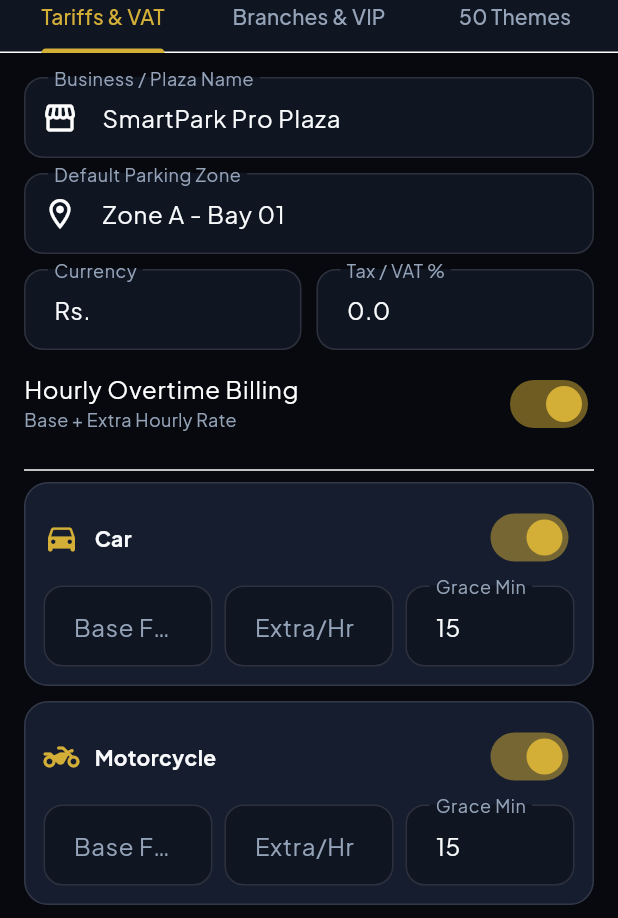
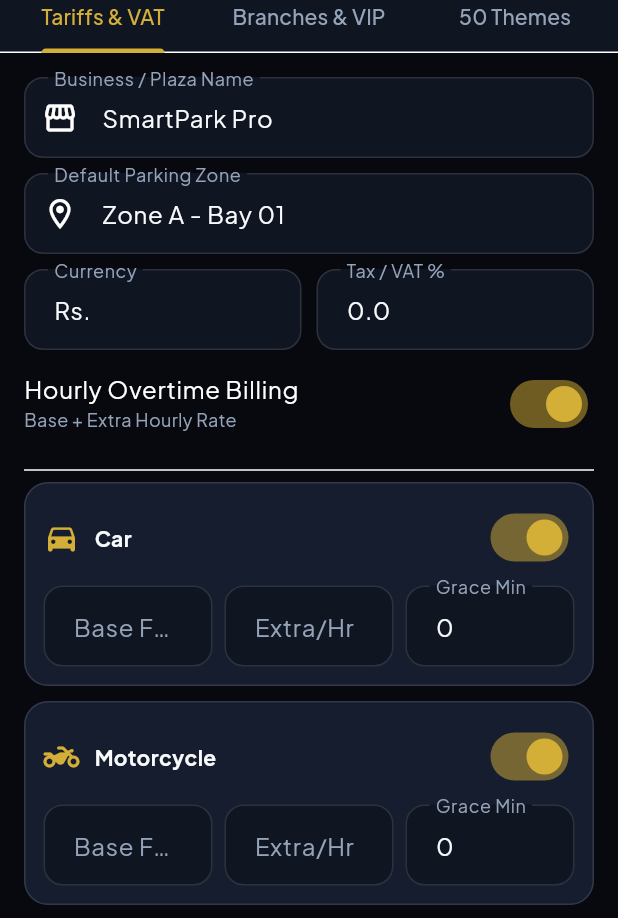
Before and after one commit to MuhammadUmairSattar/Smart-Park, a Flutter app: the SettingsScreen screen opened directly, on a phone screen of 412 x 824 dp. Shown: the part 142-1060 px from the top of the screen. Run offline on Flutter 3.47's test engine with Material 3 defaults, Android fonts, the phone set to English and light mode, and no system bars; our stand-ins replace connectivity_plus, dio, flutter_riverpod, flutter_secure_storage, google_fonts, image_picker and 5 more; missing offline and left inert: google_mlkit_text_recognition, mobile_scanner; accounts and stored records are empty.

Commit message:
Modify grace minutes and branch configurations
Updated grace minutes to 0 and modified branch names in BusinessSettings. Adjusted subtotal calculation to account for grace period.

```diff
--- a/lib/features/parking/parking_logic.dart
+++ b/lib/features/parking/parking_logic.dart
@@ -149,7 +149,7 @@ class VehicleRateConfig {
   const VehicleRateConfig({
     this.baseFee = 0,
     this.hourlyRate = 0,
-    this.graceMinutes = 15,
+    this.graceMinutes = 0,
     this.enabled = true,
   });
 
@@ -164,7 +164,7 @@ class VehicleRateConfig {
       VehicleRateConfig(
         baseFee: (j['baseFee'] as num?)?.toDouble() ?? 0,
         hourlyRate: (j['hourlyRate'] as num?)?.toDouble() ?? 0,
-        graceMinutes: (j['graceMinutes'] as num?)?.toInt() ?? 15,
+        graceMinutes: (j['graceMinutes'] as num?)?.toInt() ?? 0,
         enabled: j['enabled'] as bool? ?? true,
       );
 }
@@ -174,10 +174,10 @@ class BranchConfig {
   final String name;
   const BranchConfig({required this.id, required this.name});
 
-  Map<String, dynamic> toJson() => {'id': id, 'name': name};
+  Map<String, dynamic> toJson() => {'id': id, 'GATE2': name};
   factory BranchConfig.fromJson(Map<String, dynamic> j) => BranchConfig(
         id: j['id'] as String? ?? 'MAIN',
-        name: j['name'] as String? ?? 'Main Plaza',
+        name: j['name'] as String? ?? 'Main Gate',
       );
 }
 
@@ -207,7 +207,7 @@ class BusinessSettings {
   });
 
   factory BusinessSettings.initial() => BusinessSettings(
-        businessName: 'SmartPark Pro Plaza',
+        businessName: 'SmartPark Pro',
         currency: 'Rs.',
         defaultSlot: 'Zone A - Bay 01',
         hourlyBilling: true,
@@ -216,13 +216,13 @@ class BusinessSettings {
         designStyleIndex: 0,
         activeBranchId: 'MAIN',
         branches: const [
-          BranchConfig(id: 'MAIN', name: 'Main Plaza'),
-          BranchConfig(id: 'NORTH', name: 'North Gate Lot'),
+          BranchConfig(id: 'MAIN', name: 'Main Gate'),
+          BranchConfig(id: 'GATE2', name: 'GATE 02'),
         ],
         rates: {
           for (final v in VehicleType.values)
             v: const VehicleRateConfig(
-                baseFee: 0, hourlyRate: 0, graceMinutes: 15, enabled: true),
+                baseFee: 0, hourlyRate: 0, graceMinutes: 0, enabled: true),
         },
       );
 
@@ -433,7 +433,11 @@ class ParkingTicket {
     if (isVipPass) return 0;
     final end = exitTime ?? refTime ?? DateTime.now();
     final totalMinutes = end.difference(entryTime).inMinutes;
-    if (totalMinutes <= graceMinutes) return 0;
+    if (graceMinutes > 0 &&
+    status == TicketStatus.checkedOut &&
+    totalMinutes <= graceMinutes) {
+  return 0;
+    }
     if (!hourlyBilling) return baseFee;
 
     final billableMinutes = totalMinutes - 60;
```
